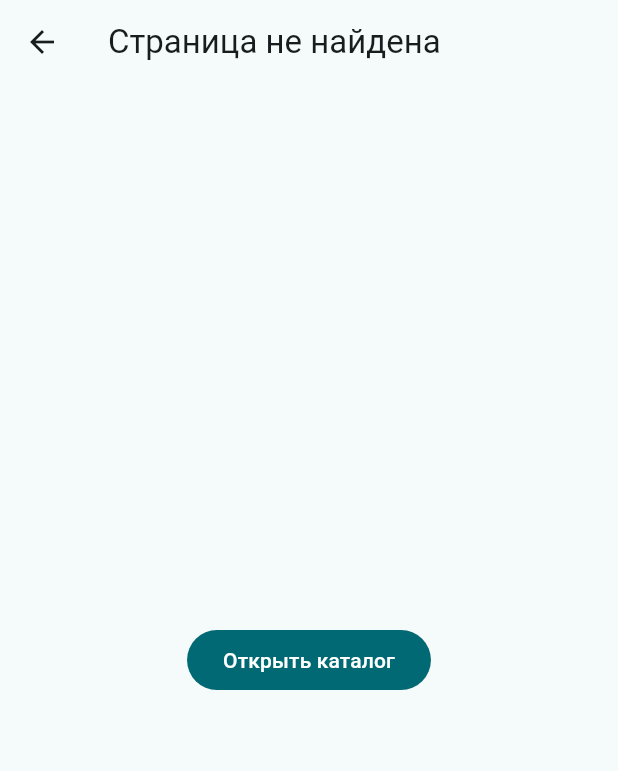
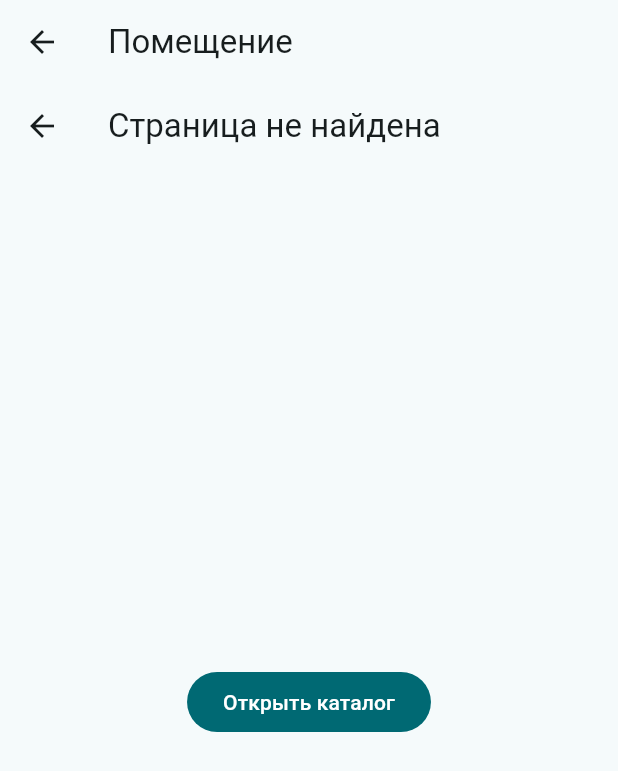
Before and after one commit to sam4ch/CampusSpace, a Flutter app: the RoomDetailScreen screen opened directly with empty values, on a phone screen of 412 x 824 dp. Shown: the top 771 px of the screen. Run offline on Flutter 3.47's test engine with Material 3 defaults, Android fonts, the phone set to English and light mode, and no system bars; our stand-ins replace go_router.

Commit message:
L4: детали показывают общие данные помещения

```diff
--- a/lib/screens/room_detail_screen.dart
+++ b/lib/screens/room_detail_screen.dart
@@ -1,7 +1,10 @@
 import 'package:flutter/material.dart';
 import 'package:go_router/go_router.dart';
 
-import '../data/mock_data.dart';
+import 'package:provider/provider.dart';
+import '../models/room_model.dart';
+import '../models/booking_model.dart';
+import '../widgets/data_view.dart';
 import '../widgets/labeled_value_row.dart';
 import 'not_found_screen.dart';
 
@@ -12,13 +15,21 @@ class RoomDetailScreen extends StatelessWidget {
 
   @override
   Widget build(BuildContext context) {
-    final room = MockData.findRoom(id);
-    if (room == null) return const NotFoundScreen();
+    final model = context.watch<RoomModel>();
+    final bookings = context.watch<BookingModel>();
+    final room = model.byId(id);
     final colors = Theme.of(context).colorScheme;
     return Scaffold(
-      appBar: AppBar(title: Text(room.name)),
-      body: SafeArea(
-        child: ListView(
+      appBar: AppBar(title: Text(room?.name ?? 'Помещение')),
+      body: SafeArea(child: DataView(models: [model, bookings],
+        onRetry: () {
+          context.read<RoomModel>().load();
+          context.read<BookingModel>().load();
+        },
+        builder: (context) {
+          if (room == null) return const NotFoundScreen();
+          final occupied = bookings.bookings.where((b) => b.roomId == id && b.isActive).toList();
+          return ListView(
           padding: const EdgeInsets.all(16),
           children: [
             Container(
@@ -60,16 +71,26 @@ class RoomDetailScreen extends StatelessWidget {
             ),
             const SizedBox(height: 20),
             Text(
-              'Пример расписания',
+              'Активные заявки на помещение',
               style: Theme.of(context).textTheme.titleMedium,
             ),
             const SizedBox(height: 8),
-            const Card(
-              child: ListTile(
-                leading: Icon(Icons.event_available_outlined),
-                title: Text('Сегодня: 10:00–12:00, 15:00–17:00'),
-                subtitle: Text('Свободные интервалы — демонстрационные'),
-              ),
+            if (occupied.isEmpty) const Text('Активных заявок нет'),
+            for (final booking in occupied)
+              ListTile(key: ValueKey(booking.id),
+                leading: const Icon(Icons.event_note),
+                title: Text('${booking.date} · ${booking.time}'),
+                subtitle: Text(booking.purpose),
+                onTap: () => context.push('/bookings/${booking.id}')),
+            OutlinedButton.icon(
+              key: const ValueKey('toggleFavorite'),
+              onPressed: model.isSaving ? null : () async {
+                final error = await context.read<RoomModel>().toggleFavorite(id);
+                if (!context.mounted) return;
+                if (error != null) ScaffoldMessenger.of(context).showSnackBar(SnackBar(content: Text(error)));
+              },
+              icon: Icon(room.isFavorite ? Icons.favorite : Icons.favorite_border),
+              label: Text(room.isFavorite ? 'Убрать из избранного' : 'В избранное'),
             ),
             const SizedBox(height: 20),
             FilledButton.icon(
@@ -79,8 +100,9 @@ class RoomDetailScreen extends StatelessWidget {
               label: const Text('Выбрать помещение'),
             ),
           ],
-        ),
-      ),
+          );
+        },
+      )),
     );
   }
 }
```
